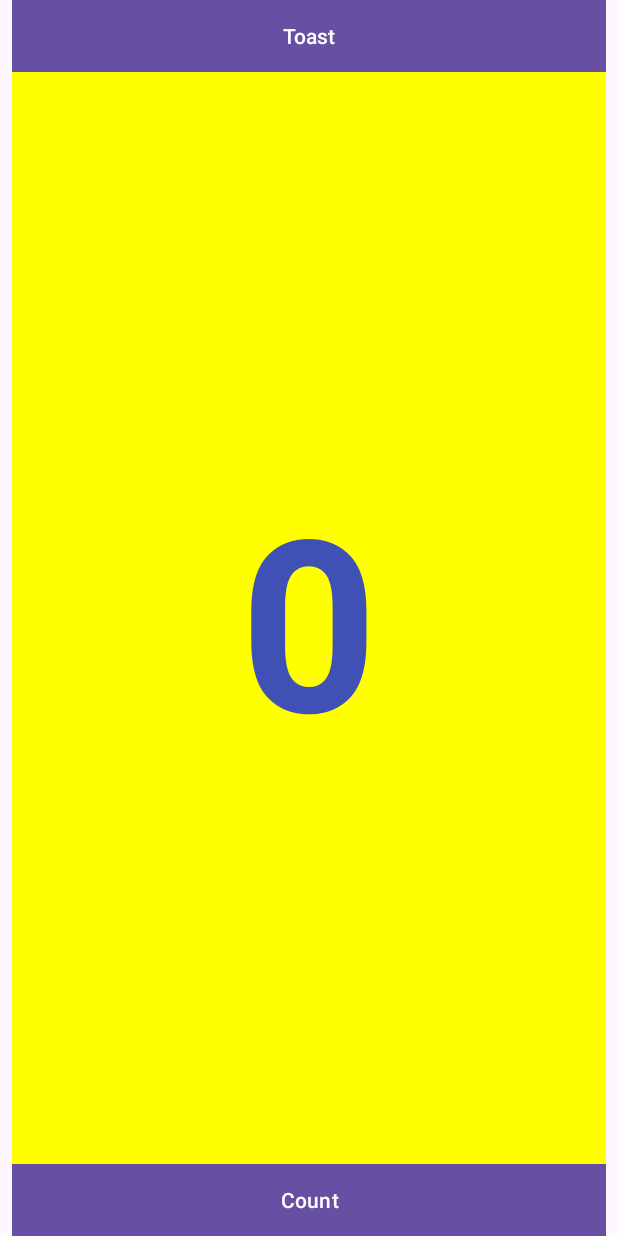
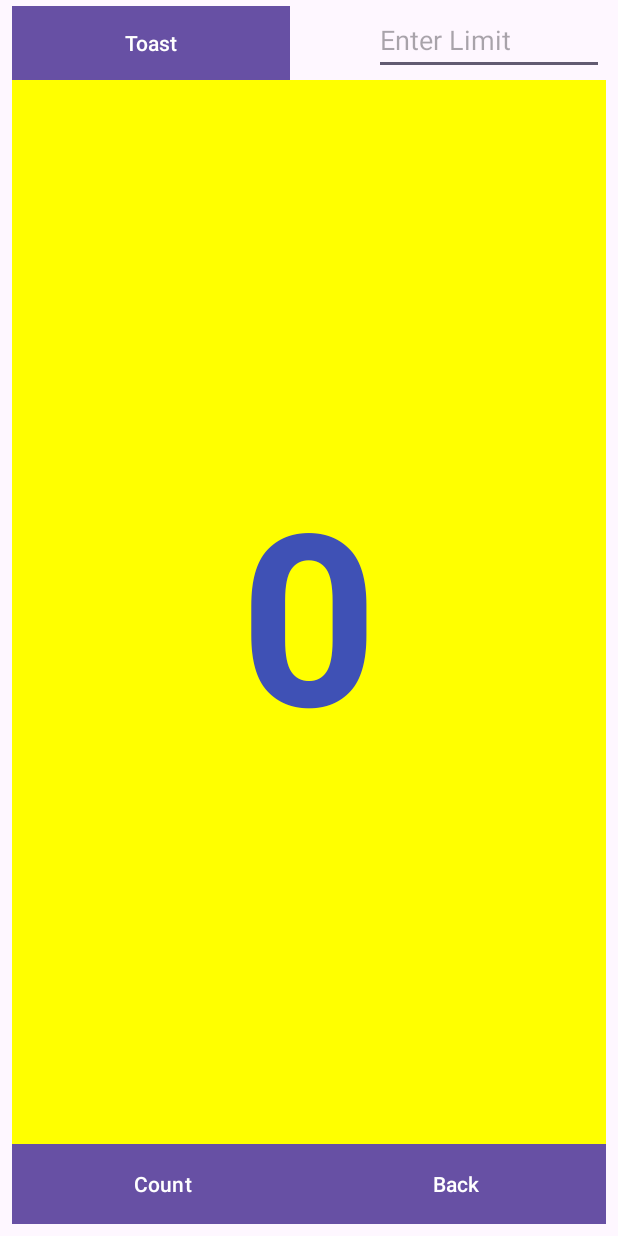
Before and after one commit to GilarSumilar/Android, an Android app: the screen it shows after launch (MainActivity), after a tap on "Count", on a phone screen of 412 x 824 dp. Run offline under Robolectric (Android 15) with nearby library versions, the phone set to English and light mode, and no system bars.

Commit message:
Update Version

```diff
--- a/app/src/main/AndroidManifest.xml
+++ b/app/src/main/AndroidManifest.xml
@@ -1,4 +1,4 @@
-<?xml version="1.0" encoding="utf-8"?>
+<?xml version="1.2" encoding="utf-8"?>
 <manifest xmlns:android="http://schemas.android.com/apk/res/android"
     xmlns:tools="http://schemas.android.com/tools" >
 
--- a/app/src/main/java/com/hello/MainActivity.java
+++ b/app/src/main/java/com/hello/MainActivity.java
@@ -1,19 +1,20 @@
 package com.hello;
 
 import androidx.appcompat.app.AppCompatActivity;
+import androidx.core.content.ContextCompat;
 
 import android.os.Bundle;
 import android.view.View;
+import android.widget.EditText;
 import android.widget.TextView;
 import android.widget.Toast;
 
 public class MainActivity extends AppCompatActivity {
 
     private int mCount = 0;
+    private int secondCount = 1;
+    private TextView mShowCount;
 
-    private int secondCount = 1;
-
-    private TextView mShowCount;
     @Override
     protected void onCreate(Bundle savedInstanceState) {
         super.onCreate(savedInstanceState);
@@ -21,16 +22,39 @@ public class MainActivity extends AppCompatActivity {
         mShowCount = (TextView) findViewById(R.id.show_count);
     }
 
+    public void countUp(View view) {
+        EditText input_limit = findViewById(R.id.input_limit);
+
+        // Periksa apakah input limit tidak kosong sebelum mengambil nilai
+        if (!input_limit.getText().toString().isEmpty()) {
+            int limit = Integer.parseInt(input_limit.getText().toString());
+
+            if (mCount >= limit) {
+                Toast.makeText(this, "You've reached the limit", Toast.LENGTH_SHORT).show();
+                return;
+            }
+        }
+
+        int next = mCount;
+        mCount = secondCount;
+        secondCount = next + mCount;
+
+        if (mShowCount != null)
+            mShowCount.setText(Integer.toString(next));
+    }
+
+
+
     public void showToast(View view) {
         Toast toast = Toast.makeText(this, R.string.toast_message, Toast.LENGTH_SHORT);
         toast.show();
     }
 
-    public void countUp(View view) {
-        int next = mCount;
-        mCount = secondCount;
-        secondCount = next + mCount;
-        if (mShowCount != null)
-            mShowCount.setText(Integer.toString(next));
+    public void reset(View view) {
+        mCount = 0;
+        secondCount = 1;
+        if (mShowCount != null) {
+            mShowCount.setText("0");
+        }
+        }
     }
-    }
--- a/app/src/main/res/layout/activity_dua.xml
+++ b/app/src/main/res/layout/activity_dua.xml
@@ -52,6 +52,6 @@
         android:inputType="textLongMessage"
         app:layout_constraintBottom_toBottomOf="parent"
         app:layout_constraintEnd_toStartOf="@+id/button_second"
-        app:layout_constraintHorizontal_bias="0.098"
+        app:layout_constraintHorizontal_bias="0.00"
         app:layout_constraintStart_toStartOf="parent" />
 </androidx.constraintlayout.widget.ConstraintLayout>
--- a/app/src/main/res/layout/activity_popup.xml
+++ b/app/src/main/res/layout/activity_popup.xml
@@ -8,41 +8,72 @@
     tools:context="com.hello.MainActivity">
 
 
+    <EditText
+        android:id="@+id/input_limit"
+        android:layout_width="153dp"
+        android:layout_height="46dp"
+        android:layout_marginTop="4dp"
+        android:ems="10"
+        android:hint="Enter Limit"
+        android:inputType="number"
+        app:layout_constraintEnd_toEndOf="parent"
+        app:layout_constraintHorizontal_bias="0.963"
+        app:layout_constraintStart_toStartOf="parent"
+        app:layout_constraintTop_toTopOf="parent" />
+
     <Button
         android:id="@+id/button_toast"
-        android:layout_width="0dp"
-        android:layout_height="wrap_content"
+        android:layout_width="185dp"
+        android:layout_height="49dp"
+        android:layout_marginStart="8dp"
+        android:layout_marginTop="4dp"
         android:layout_marginEnd="8dp"
-        android:layout_marginStart="8dp"
-        android:layout_marginTop="0dp"
         android:background="@color/colorPrimary"
         android:onClick="showToast"
         android:text="Toast"
         android:textColor="@color/white"
         app:layout_constraintEnd_toEndOf="parent"
+        app:layout_constraintHorizontal_bias="0.0"
         app:layout_constraintStart_toStartOf="parent"
-        app:layout_constraintTop_toTopOf="parent"/>
+        app:layout_constraintTop_toTopOf="parent" />
 
     <Button
         android:id="@+id/button_count"
-        android:layout_width="0dp"
-        android:layout_height="wrap_content"
+        android:layout_width="200dp"
+        android:layout_height="53dp"
         android:layout_marginStart="8dp"
         android:layout_marginEnd="8dp"
+        android:layout_marginBottom="8dp"
         android:background="@color/colorPrimary"
         android:onClick="countUp"
         android:text="Count"
         android:textColor="@color/white"
         app:layout_constraintBottom_toBottomOf="parent"
         app:layout_constraintEnd_toEndOf="parent"
-        app:layout_constraintStart_toStartOf="parent"/>
+        app:layout_constraintHorizontal_bias="0.0"
+        app:layout_constraintStart_toStartOf="parent" />
+
+    <Button
+        android:id="@+id/button_back"
+        android:layout_width="200dp"
+        android:layout_height="53dp"
+        android:layout_marginStart="8dp"
+        android:layout_marginEnd="8dp"
+        android:layout_marginBottom="8dp"
+        android:background="#FF0000"
+        android:onClick="reset"
+        android:text="Back"
+        android:textColor="@color/white"
+        app:layout_constraintBottom_toBottomOf="parent"
+        app:layout_constraintEnd_toEndOf="parent"
+        app:layout_constraintHorizontal_bias="1.0"
+        app:layout_constraintStart_toStartOf="parent" />
 
     <TextView
         android:id="@+id/show_count"
         android:layout_width="0dp"
         android:layout_height="0dp"
         android:layout_marginStart="8dp"
-        android:layout_marginTop="0dp"
         android:layout_marginEnd="8dp"
         android:background="#FFFF00"
         android:gravity="center_vertical"
@@ -56,6 +87,7 @@
         app:layout_constraintHorizontal_bias="1.0"
         app:layout_constraintStart_toStartOf="parent"
         app:layout_constraintTop_toBottomOf="@id/button_toast"
-        app:layout_constraintVertical_bias="0.0" />
+        app:layout_constraintVertical_bias="1.0"
+        tools:ignore="RtlCompat" />
 
 </androidx.constraintlayout.widget.ConstraintLayout>
--- a/app/src/main/res/values/colors.xml
+++ b/app/src/main/res/values/colors.xml
@@ -7,4 +7,6 @@
     <color name="Orange">#FFA500</color>
     <color name="Red">#FF0000</color>
     <color name="colorPrimary">#3F51B5</color>
+    <color name="colorFibonacciBlue">#36A2F4</color>
+    <color name="colorFibonacciGreen">#6DDE08</color>
 </resources>
```
